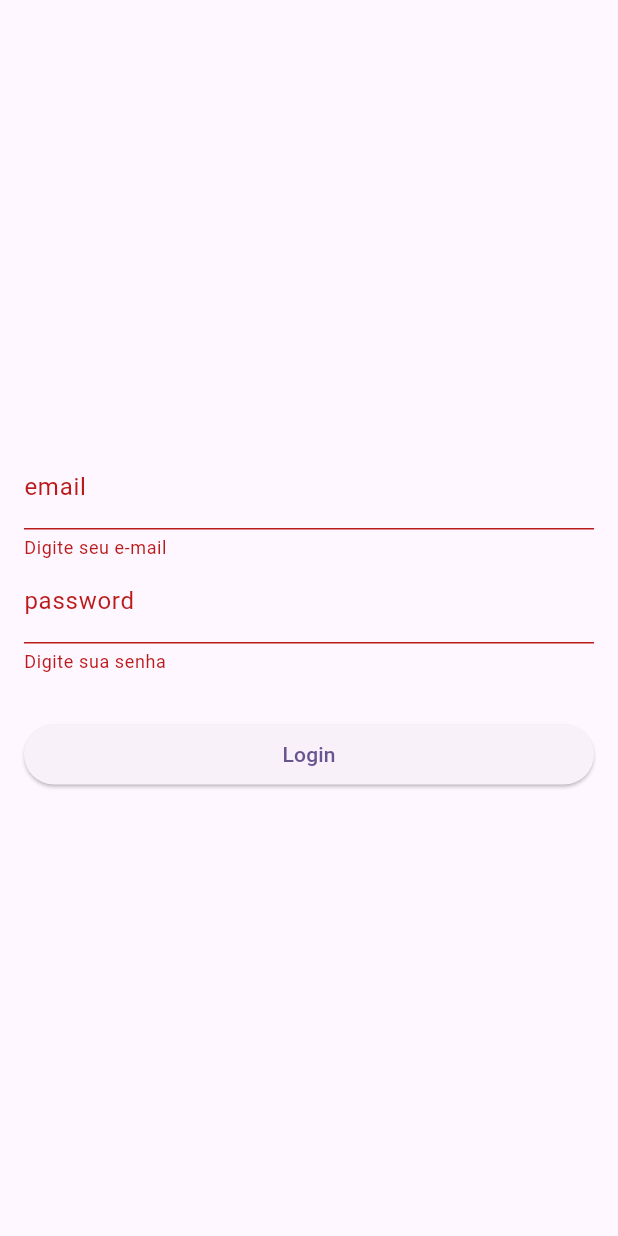
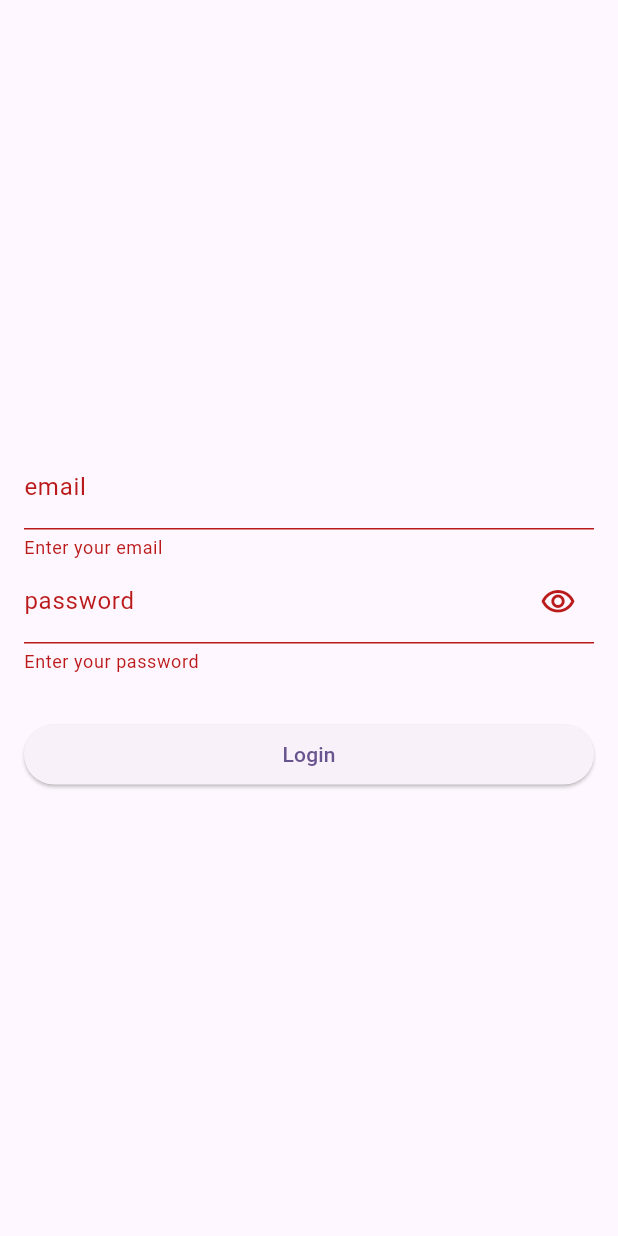
Before and after one commit to kamijidias/Flutter-Projects, a Flutter app: the screen it shows after launch, after a tap on "Login", on a phone screen of 412 x 824 dp. Run offline on Flutter 3.47's test engine with Material 2 defaults, Android fonts, the phone set to English and light mode, and no system bars; our stand-ins replace shared_preferences.

Commit message:
Criado primeira tela de login, com as configuracoes posteriores para acessar o backend com sharedPreferences

```diff
--- a/first_login/lib/login_page.dart
+++ b/first_login/lib/login_page.dart
@@ -1,5 +1,9 @@
+import 'dart:convert';
+
+import 'package:first_login/welcome_page.dart';
 import 'package:flutter/material.dart';
 import 'package:http/http.dart' as http;
+import 'package:shared_preferences/shared_preferences.dart';
 
 class LoginPage extends StatefulWidget {
   const LoginPage({super.key});
@@ -12,6 +16,7 @@ class _LoginPageState extends State<LoginPage> {
   final _formKey = GlobalKey<FormState>();
   final _emailController = TextEditingController();
   final _passwordController = TextEditingController();
+  bool _seePassword = false;
 
   @override
   Widget build(BuildContext context) {
@@ -26,25 +31,39 @@ class _LoginPageState extends State<LoginPage> {
               children: [
                 TextFormField(
                   controller: _emailController,
+                  keyboardType: TextInputType.emailAddress,
                   decoration: const InputDecoration(
                       label: Text('email'), hintText: 'name@mail.com'),
                   validator: (email) {
                     if (email == null || email.isEmpty) {
-                      return 'Digite seu e-mail';
+                      return 'Enter your email';
                     }
                     return null;
                   },
                 ),
                 TextFormField(
                     controller: _passwordController,
-                    decoration: const InputDecoration(
-                        label: Text('password'),
-                        hintText: 'Enter your password'),
+                    keyboardType: TextInputType.visiblePassword,
+                    obscureText: !_seePassword,
+                    decoration: InputDecoration(
+                      label: const Text('password'),
+                      hintText: 'Enter your password',
+                      suffixIcon: IconButton(
+                        onPressed: () {
+                          setState(() {
+                            _seePassword = !_seePassword;
+                          });
+                        },
+                        icon: Icon(_seePassword
+                            ? Icons.visibility_off_outlined
+                            : Icons.visibility_outlined),
+                      ),
+                    ),
                     validator: (password) {
                       if (password == null || password.isEmpty) {
-                        return 'Digite sua senha';
+                        return 'Enter your password';
                       } else if (password.length <= 8) {
-                        return 'Digite uma senha mais forte';
+                        return 'Enter a stronger password';
                       }
                       return null;
                     }),
@@ -68,6 +87,7 @@ class _LoginPageState extends State<LoginPage> {
   }
 
   login() async {
+    SharedPreferences _sharedPreferences = await SharedPreferences.getInstance();
     var url = Uri.parse('');
     var response = await http.post(
       url,
@@ -76,7 +96,21 @@ class _LoginPageState extends State<LoginPage> {
         'password': _passwordController.text,
       },
     );
-    print(response.statusCode);
-    print(response.body);
+    if (response.statusCode == 200) {
+      String token = jsonDecode(response.body)['token'];
+      await _sharedPreferences.setString('token', 'Token $token');
+      Navigator.pushReplacement(
+        context,
+        MaterialPageRoute(
+          builder: (context) => const WelcomePage(),
+        ),
+      );
+    } else {
+      ScaffoldMessenger.of(context).showSnackBar(const SnackBar(
+        backgroundColor: Colors.redAccent,
+        content: Text('Email our password incorrect'),
+        behavior: SnackBarBehavior.floating,
+      ));
+    }
   }
 }
--- a/first_login/pubspec.yaml
+++ b/first_login/pubspec.yaml
@@ -37,6 +37,7 @@ dependencies:
   cupertino_icons: ^1.0.2
   shared_preferences: ^2.2.0
   http: ^0.13.4
+  firebase_auth: ^4.6.3
 
 dev_dependencies:
   flutter_test:
```
Also changed, not shown: first_login/pubspec.lock, 3 other files.
